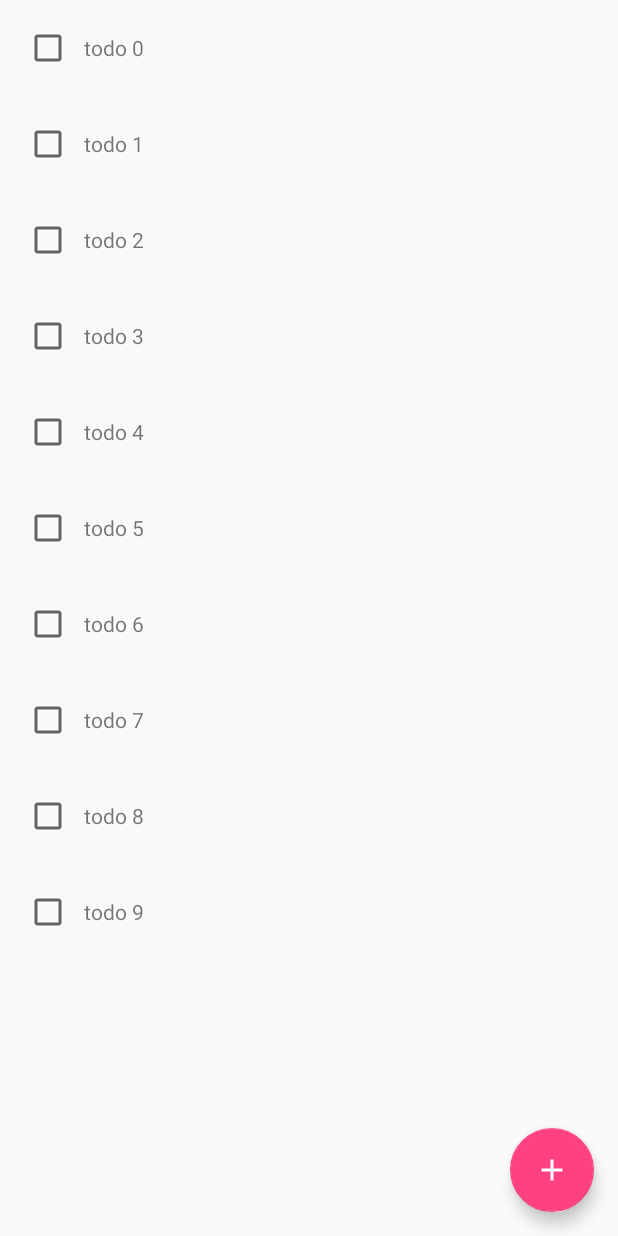
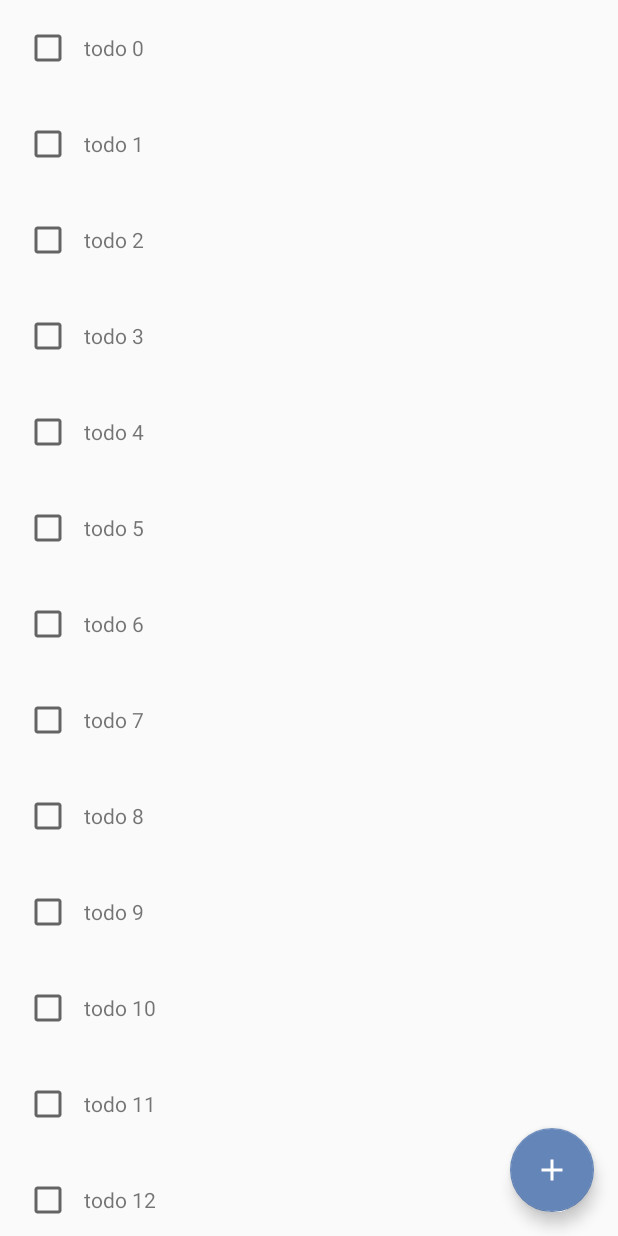
Before and after one commit to jm-yu/myToDoList-Refactored, an Android app: the screen it shows after launch (MainActivity), on a phone screen of 412 x 824 dp. Run offline under Robolectric (Android 15) with nearby library versions, the phone set to English and light mode, and no system bars.

```diff
--- a/app/src/main/java/jmyu/ufl/edu/mytodolist/MainActivity.java
+++ b/app/src/main/java/jmyu/ufl/edu/mytodolist/MainActivity.java
@@ -23,7 +23,6 @@ public class MainActivity extends AppCompatActivity {
     protected void onCreate(Bundle savedInstanceState) {
         super.onCreate(savedInstanceState);
         setContentView(R.layout.activity_main);
-
         FloatingActionButton fab = (FloatingActionButton) findViewById(R.id.fab);
         fab.setOnClickListener((view) -> {
             Toast.makeText(MainActivity.this, "Fab clicked", Toast.LENGTH_LONG).show();
@@ -32,24 +31,18 @@ public class MainActivity extends AppCompatActivity {
     }
     private void setupUI(@NonNull List<Todo> todos) {
         LinearLayout linearLayout = (LinearLayout) findViewById(R.id.main_list_container);
-        linearLayout.removeAllViews();
+        TodoListConverter converter = new TodoListConverter(MainActivity.this, todos);
 
-        for (Todo todo : todos) {
-            View view = getListItemView(todo);
+
+        for (int i = 0; i < todos.size(); ++i) {
+            View view = converter.getView(i);
             linearLayout.addView(view);
         }
     }
-    private View getListItemView(@NonNull Todo todo) {
-        View view = getLayoutInflater().inflate(R.layout.main_list_item, null);
-        ((TextView) view.findViewById(R.id.main_list_item_text)).setText(todo.text);
-        return view;
-    }
-
-
 
     private List<Todo> mockData() {
         List<Todo> list = new ArrayList<>();
-        for (int i = 0; i < 10; ++i) {
+        for (int i = 0; i < 100; ++i) {
             list.add(new Todo("todo " + i, DateUtils.stringToDate("2015 7 29 0:00")));
         }
         return list;
--- /dev/null
+++ b/app/src/main/java/jmyu/ufl/edu/mytodolist/TodoListConverter.java
@@ -0,0 +1,33 @@
+package jmyu.ufl.edu.mytodolist;
+
+import android.content.Context;
+import android.support.annotation.NonNull;
+import android.view.LayoutInflater;
+import android.view.View;
+import android.widget.TextView;
+
+import jmyu.ufl.edu.mytodolist.models.Todo;
+
+import java.util.List;
+
+/**
+ * Created by jmyu on 2/18/18.
+ */
+
+public class TodoListConverter {
+    private Context context;
+    private List<Todo> data;
+
+    public TodoListConverter(@NonNull Context context, List<Todo> data) {
+        this.context = context;
+        this.data = data;
+    }
+
+    public View getView(int position) {
+        View view = LayoutInflater.from(this.context).inflate(R.layout.main_list_item, null);
+        Todo todo = data.get(position);
+
+        ((TextView)view.findViewById(R.id.main_list_item_text)).setText(todo.text);
+        return view;
+    }
+}
--- a/app/src/main/res/values/colors.xml
+++ b/app/src/main/res/values/colors.xml
@@ -1,6 +1,6 @@
 <?xml version="1.0" encoding="utf-8"?>
 <resources>
-    <color name="colorPrimary">#3F51B5</color>
-    <color name="colorPrimaryDark">#303F9F</color>
-    <color name="colorAccent">#FF4081</color>
+    <color name="colorPrimary">#31415A</color>
+    <color name="colorPrimaryDark">#1F2A3A</color>
+    <color name="colorAccent">#6385B8</color>
 </resources>
```
